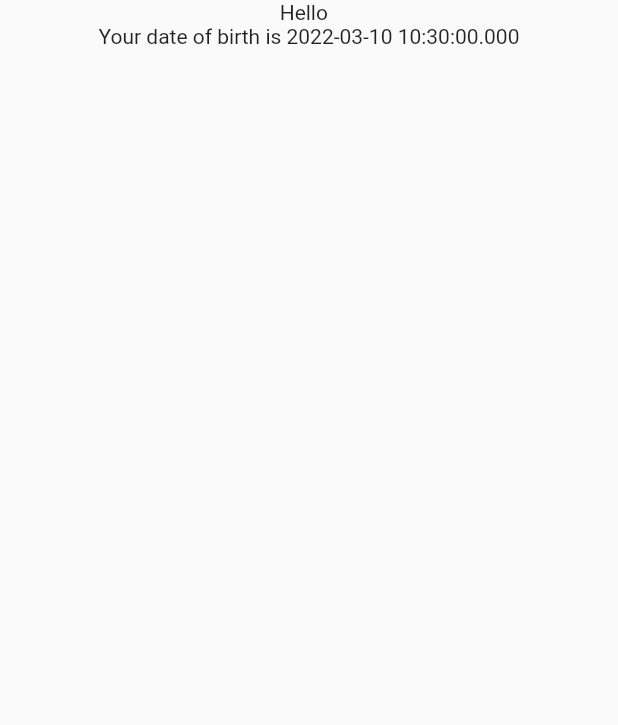
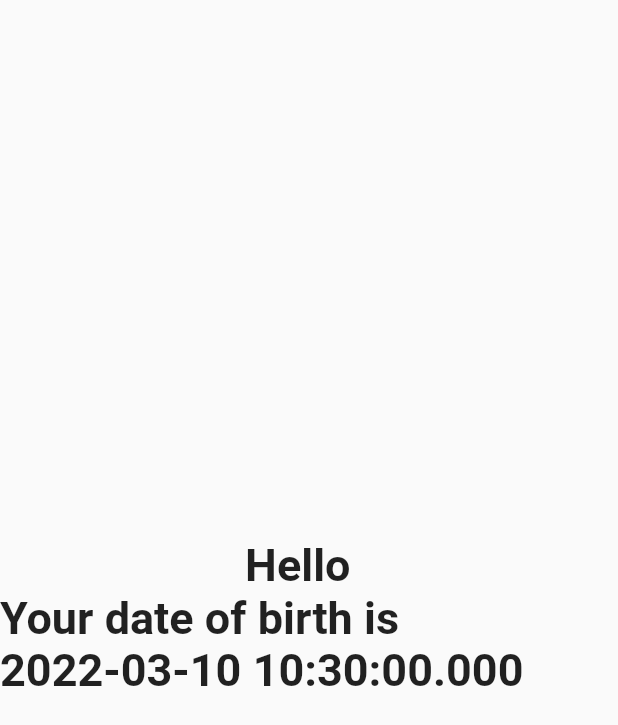
Before and after one commit to bBankert/FlutterPoC, a Flutter app: the AuthenticatedPage screen opened directly with empty values, on a phone screen of 412 x 824 dp. Shown: the top 725 px of the screen. Run offline on Flutter 3.47's test engine with Material 2 defaults, Android fonts, the phone set to English and light mode, and no system bars; our stand-ins replace dio, get_it, local_auth, shared_preferences; accounts and stored records are empty.

```diff
--- a/lib/Models/UserInformation.dart
+++ b/lib/Models/UserInformation.dart
@@ -24,4 +24,9 @@ class UserInformation {
     'lastName': lastName,
     'dateOfBirth': dateOfBirth.toIso8601String() //DateTimes don't translate well...
   };
+
+  factory UserInformation.decodeUserInformation(String encodedUser){
+    Map<String,dynamic> map = jsonDecode(encodedUser);
+    return UserInformation.fromJson(map);
+  }
 }
--- a/lib/Services/BiometricService.dart
+++ b/lib/Services/BiometricService.dart
@@ -1,5 +1,7 @@
+import 'package:get_it/get_it.dart';
 import 'package:local_auth/auth_strings.dart';
 import 'package:local_auth/local_auth.dart';
+import 'package:untitled/Repositories/SharedPreferencesRepository.dart';
 
 class BiometricsService {
   final _localAuth = LocalAuthentication();
@@ -23,6 +25,8 @@ class BiometricsService {
               goToSettingsDescription: 'Register biometrics'
           )
       );
+      //set biometrics enabled
+      GetIt.instance<SharedPreferencesRepository>().setValue("BiometricsEnabled", true, ValueType.Boolean);
       return authenticationResult;
     }
     return false;
--- a/lib/Services/NavigationService.dart
+++ b/lib/Services/NavigationService.dart
@@ -2,9 +2,13 @@ import 'package:flutter/cupertino.dart';
 
 class NavigationService {
   final GlobalKey<NavigatorState> navigatorKey =
-  new GlobalKey<NavigatorState>();
+  GlobalKey<NavigatorState>();
 
   Future<dynamic> navigateTo(String routeName,Object? args) {
     return navigatorKey.currentState!.pushNamed(routeName,arguments: args);
   }
+
+  Future<dynamic> navigateHome(){
+    return navigatorKey.currentState!.pushNamedAndRemoveUntil("/", (route) => false);
+  }
 }
--- a/lib/Views/AuthenticatedPage.dart
+++ b/lib/Views/AuthenticatedPage.dart
@@ -1,10 +1,11 @@
 import 'package:flutter/cupertino.dart';
 import 'package:flutter/material.dart';
+import 'package:get_it/get_it.dart';
 import 'package:untitled/Models/UserInformation.dart';
+import 'package:untitled/Services/NavigationService.dart';
 
 class AuthenticatedPage extends StatelessWidget {
   const AuthenticatedPage({Key? key}) : super(key: key);
-
 
   @override
   Widget build(BuildContext context) {
@@ -12,12 +13,26 @@ class AuthenticatedPage extends StatelessWidget {
     final routeArgs = ModalRoute.of(context)!.settings.arguments as UserInformation;
     return Scaffold(
         body: Center(
-            child: Column(
-              children: [
-                Text("Hello ${routeArgs.firstName} ${routeArgs.lastName}"),
-                Text("Your date of birth is ${routeArgs.dateOfBirth}")
-              ],
+            child: SingleChildScrollView(
+              child: Column(
+                children: [
+                  Text("Hello ${routeArgs.firstName} ${routeArgs.lastName}",
+                    style: TextStyle(
+                        fontWeight: FontWeight.bold,
+                        fontSize: MediaQuery.of(context).size.width > 500  ?60
+                            : MediaQuery.of(context).size.width < 300 ?40: 30,
+                    )
+                  ),
+                  Text("Your date of birth is ${routeArgs.dateOfBirth}",
+                      style:TextStyle(fontWeight: FontWeight.bold,
+                            fontSize  :MediaQuery.of(context).size.width > 500  ?60
+                                : MediaQuery.of(context).size.width < 300 ?40: 30,
+                      )
+                  )
+                ],
+              ),
             )
+
         ),
 
     );
```
Also changed, not shown: lib/Interceptors/LoginInterceptor.dart (+11 -6 lines), lib/Services/LoginService.dart (+7 -7 lines), lib/Views/BiometricPrompt.dart (+14 -6 lines), lib/Views/LoginForm.dart (+37 -22 lines).
